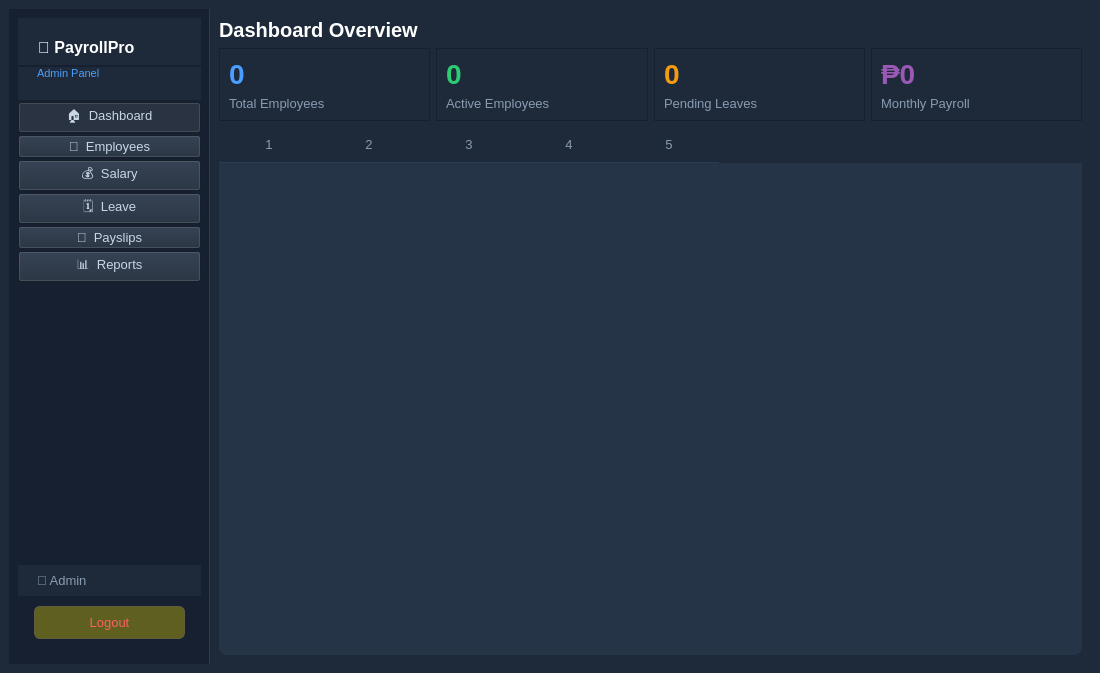
Qt form ui/admin_dashboard.ui (myaowl/payroll-system) before a commit.
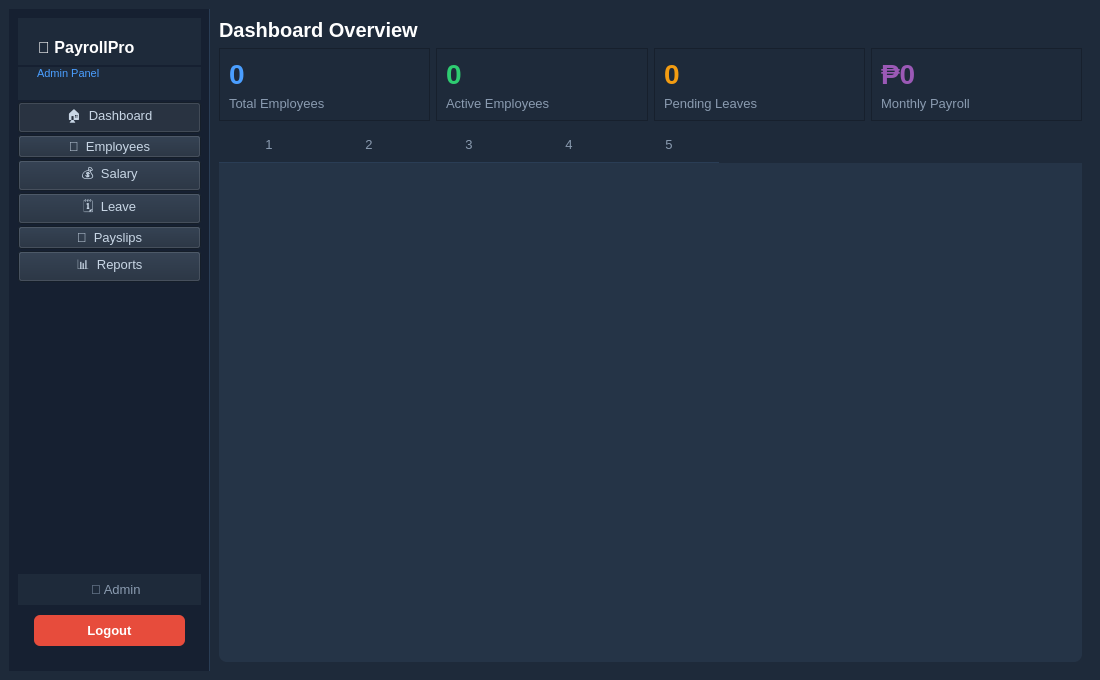
The same form after that commit.

```diff
--- a/ui/admin_dashboard.ui
+++ b/ui/admin_dashboard.ui
@@ -7,7 +7,7 @@
     <x>0</x>
     <y>0</y>
     <width>1100</width>
-    <height>673</height>
+    <height>680</height>
    </rect>
   </property>
   <property name="windowTitle">
@@ -44,8 +44,8 @@
     QTableWidget::item:selected { background:#4a9eff30; color:#ffffff; }
     QHeaderView::section { background:#1e2a3a; color:#8a9bb0; padding:8px; border:none; border-bottom:1px solid #2a3d55; }
     QPushButton#btnLogout {
-      background:#ff5f5f20; color:#ff5f5f; border:1px solid #ff5f5f40;
-      border-radius:6px; padding:8px 16px;
+      background:#e74c3c; color:#ffffff; border:none;
+      border-radius:6px; padding:8px 16px; font-weight:bold;
     }
     QPushButton#btnLogout:hover { background:#ff5f5f40; }
    </string>
@@ -163,14 +163,14 @@
           <string>color:#8a9bb0; padding:8px 16px;</string>
          </property>
          <property name="text">
-          <string>👤 Admin</string>
+          <string>               👤 Admin</string>
          </property>
         </widget>
        </item>
        <item>
         <widget class="QPushButton" name="btnLogout">
          <property name="styleSheet">
-          <string>margin:8px 16px 16px 16px;</string>
+          <string>margin:8px 16px 16px 16px; background-color:#e74c3c; color:#ffffff; border:none; border-radius:6px; font-weight:bold; font-size:13px;</string>
          </property>
          <property name="text">
           <string>Logout</string>
```
Left out of the diff: 2 changed lines with no effect on the pictures.
